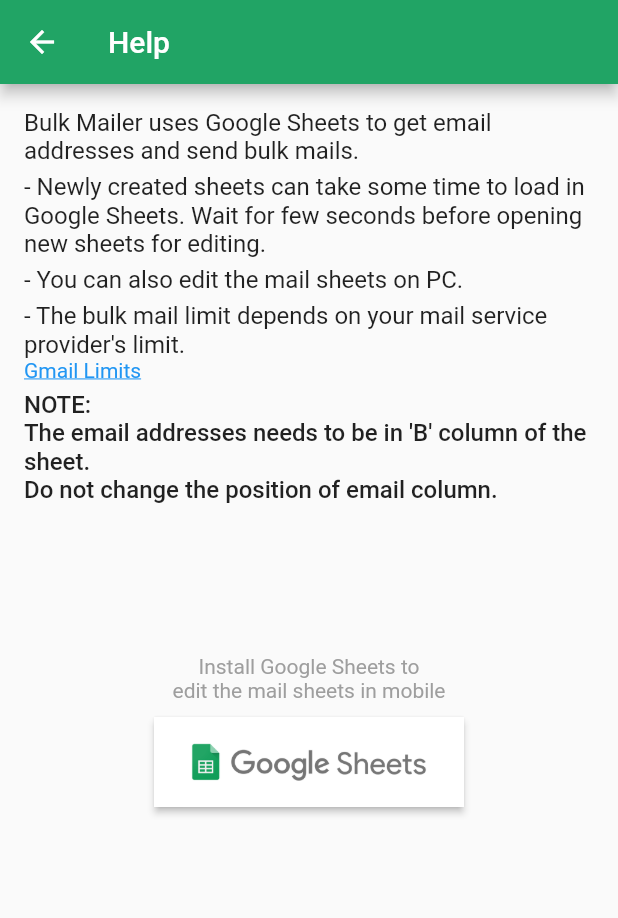
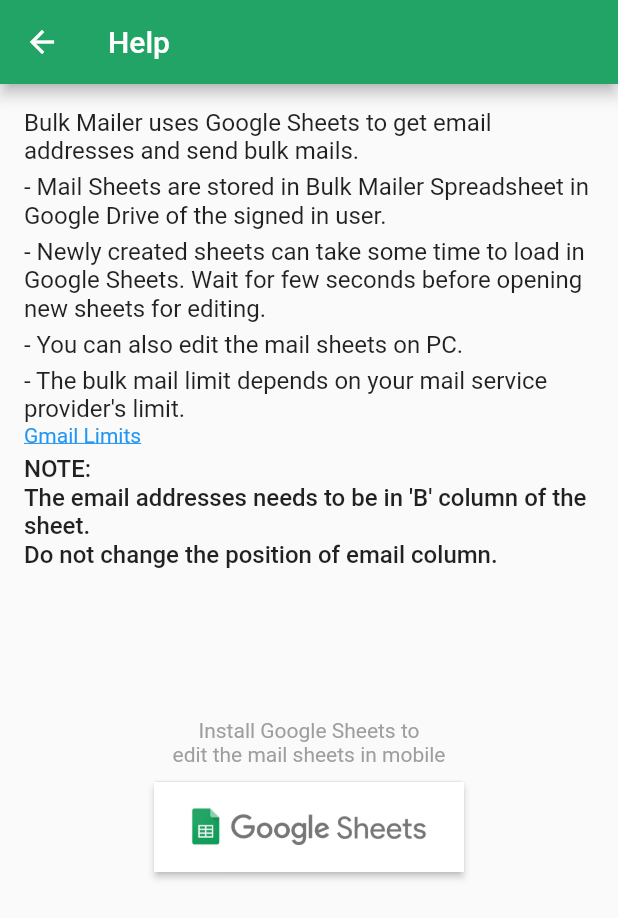
Before and after one commit to Adarsh0603/Bulk-Mailer, a Flutter app: the HelpScreen screen opened by its route, on a phone screen of 412 x 824 dp. Shown: the top 918 px of the screen. Run offline on Flutter 3.47's test engine with Material 2 defaults, Android fonts, the phone set to English and light mode, and no system bars; our stand-ins replace cloud_firestore, connectivity, firebase_auth, firebase_core, flutter_signin_button, google_sign_in; missing offline and left inert: flutter_email_sender; accounts and stored records are empty.

Commit message:
Updated Firebase Rules, UI Fixes.

```diff
--- a/lib/constants.dart
+++ b/lib/constants.dart
@@ -6,6 +6,8 @@
 const kSnackBarTextStyle = TextStyle(color: Colors.white);
 const kPrimaryColor = Color(0xff21A465);
 const kDrawerTextStyle1 = TextStyle(color: Colors.white);
-const kAppTitleStyle = TextStyle(color: Colors.white, fontSize: 28);
+const kDrawerTextStyleFaded = TextStyle(color: Colors.white70);
+
+const kAppTitleStyle = TextStyle(color: Colors.white, fontSize: 24);
 const kSheetTitleStyle =
     TextStyle(fontWeight: FontWeight.w500, color: Colors.black54);
--- a/lib/main.dart
+++ b/lib/main.dart
@@ -1,7 +1,6 @@
 import 'package:bulk_mailer/constants.dart';
 import 'package:bulk_mailer/data/auth.dart';
 import 'package:bulk_mailer/data/sheets.dart';
-import 'package:bulk_mailer/screens/auth_screen.dart';
 import 'package:bulk_mailer/screens/create_sheet.dart';
 import 'package:bulk_mailer/screens/help_screen.dart';
 import 'package:bulk_mailer/screens/home_screen.dart';
@@ -34,7 +33,7 @@
       ],
       child: MaterialApp(
         debugShowCheckedModeBanner: false,
-        title: 'BulkMailer',
+        title: 'Bulk Mailer',
         theme:
             ThemeData(primaryColor: kPrimaryColor, accentColor: kPrimaryColor),
         home: NetworkSensitive(
--- a/lib/screens/create_sheet.dart
+++ b/lib/screens/create_sheet.dart
@@ -31,7 +31,7 @@
     showDialog(
         barrierDismissible: false,
         context: context,
-        builder: (ctx) => LoadingDialog('Creating Sheet...'));
+        builder: (ctx) => LoadingDialog('Creating Mail Sheet...'));
 
     bool result = await sheets.createSheet(sheetName);
 
--- a/lib/screens/help_screen.dart
+++ b/lib/screens/help_screen.dart
@@ -17,6 +17,11 @@
             children: [
               Text(
                 'Bulk Mailer uses Google Sheets to get email addresses and send bulk mails.',
+                style: TextStyle(fontSize: 16),
+              ),
+              SizedBox(height: 5),
+              Text(
+                '- Mail Sheets are stored in Bulk Mailer Spreadsheet in Google Drive of the signed in user.',
                 style: TextStyle(fontSize: 16),
               ),
               SizedBox(height: 5),
--- a/lib/screens/home_screen.dart
+++ b/lib/screens/home_screen.dart
@@ -1,12 +1,9 @@
 import 'package:bulk_mailer/constants.dart';
 import 'package:bulk_mailer/data/sheets.dart';
 import 'package:bulk_mailer/screens/create_sheet.dart';
-import 'package:bulk_mailer/screens/no_network_screen.dart';
 import 'package:bulk_mailer/widgets/force_spreadsheet.dart';
 import 'package:bulk_mailer/widgets/nav_drawer.dart';
-import 'package:bulk_mailer/widgets/network_sensitive.dart';
 import 'package:bulk_mailer/widgets/sheets_grid.dart';
-import 'package:connectivity/connectivity.dart';
 import 'package:flutter/material.dart';
 import 'package:provider/provider.dart';
 
--- a/lib/widgets/network_sensitive.dart
+++ b/lib/widgets/network_sensitive.dart
@@ -1,7 +1,5 @@
-import 'package:bulk_mailer/data/sheets.dart';
 import 'package:connectivity/connectivity.dart';
 import 'package:flutter/material.dart';
-import 'package:provider/provider.dart';
 
 class NetworkSensitive extends StatelessWidget {
   final Widget child;
```
Also changed, not shown: lib/data/auth.dart (+4 -3 lines), lib/widgets/nav_drawer.dart (+19 -15 lines), 5 other files.
